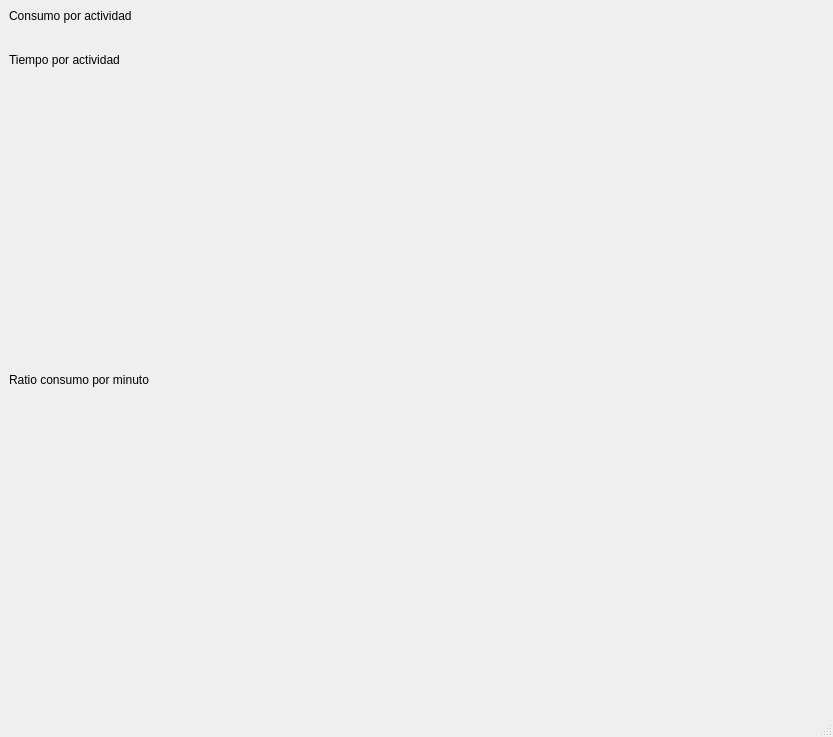
Above: estudio_consumo_app/interfaz.ui from acrsilva/Seguimiento-automatizado-de-variables-de-control before the change. Below: the same form after it.
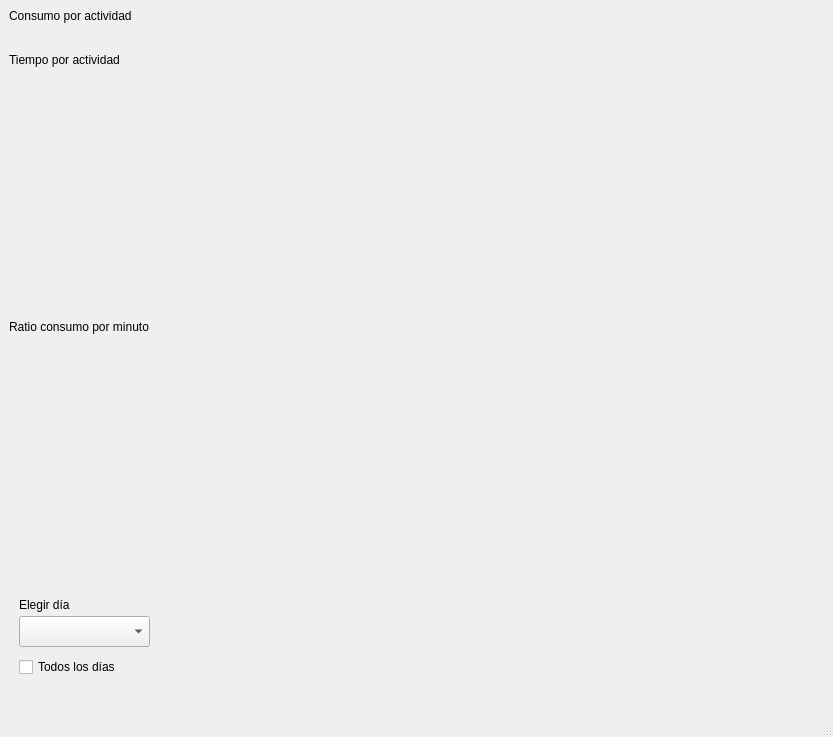
That is the form after the change.

The edit to the form file:
```diff
--- a/estudio_consumo_app/interfaz.ui
+++ b/estudio_consumo_app/interfaz.ui
@@ -63,6 +63,52 @@
       <layout class="QVBoxLayout" name="layout_bar_ratio"/>
      </widget>
     </item>
+    <item>
+     <widget class="QWidget" name="widget_4" native="true">
+      <property name="minimumSize">
+       <size>
+        <width>0</width>
+        <height>100</height>
+       </size>
+      </property>
+      <widget class="QComboBox" name="cboxDia">
+       <property name="geometry">
+        <rect>
+         <x>10</x>
+         <y>30</y>
+         <width>131</width>
+         <height>31</height>
+        </rect>
+       </property>
+      </widget>
+      <widget class="QLabel" name="label_4">
+       <property name="geometry">
+        <rect>
+         <x>10</x>
+         <y>10</y>
+         <width>71</width>
+         <height>17</height>
+        </rect>
+       </property>
+       <property name="text">
+        <string>Elegir día</string>
+       </property>
+      </widget>
+      <widget class="QCheckBox" name="checkTodos">
+       <property name="geometry">
+        <rect>
+         <x>10</x>
+         <y>70</y>
+         <width>151</width>
+         <height>22</height>
+        </rect>
+       </property>
+       <property name="text">
+        <string>Todos los días</string>
+       </property>
+      </widget>
+     </widget>
+    </item>
     <item>
      <widget class="QLabel" name="lblDetalles">
       <property name="text">
```
